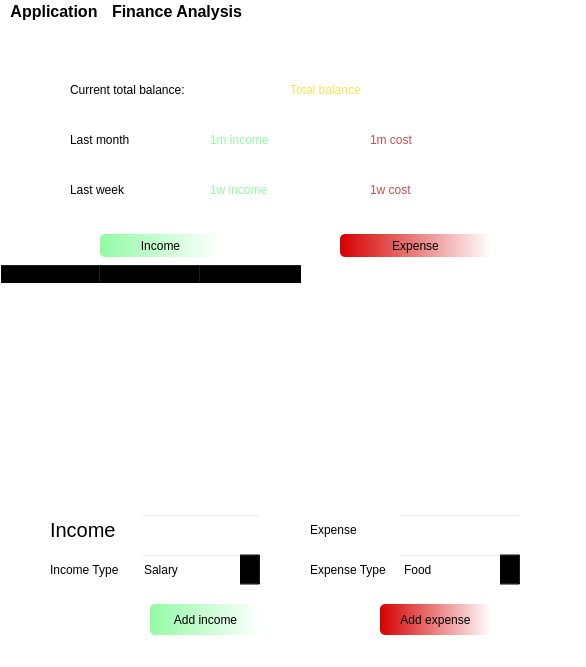
Before: the Qt Designer form ui/main.ui in AnVu-0312/unihack2022, drawn with Qt 5.
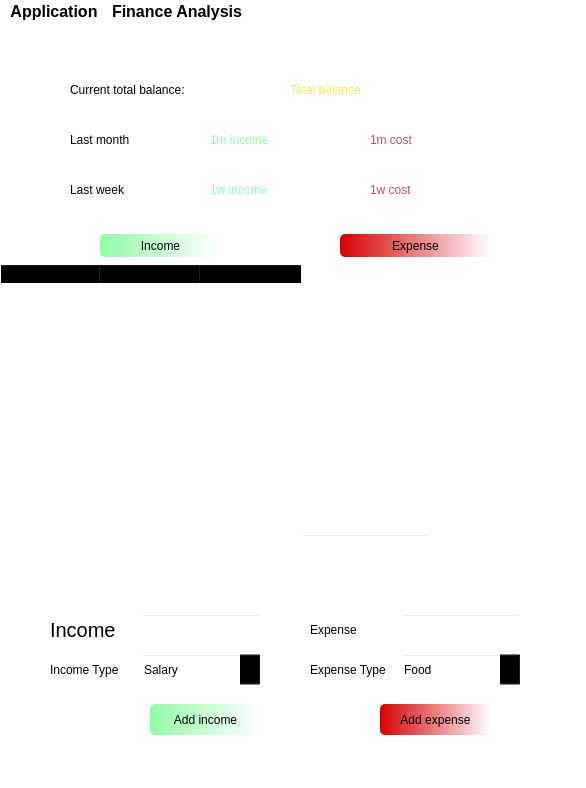
After: the same form once the commit is applied.

What changed in the file:
```diff
--- a/ui/main.ui
+++ b/ui/main.ui
@@ -7,7 +7,7 @@
     <x>0</x>
     <y>0</y>
     <width>586</width>
-    <height>667</height>
+    <height>788</height>
    </rect>
   </property>
   <property name="windowTitle">
@@ -230,7 +230,7 @@
     <property name="geometry">
      <rect>
       <x>50</x>
-      <y>490</y>
+      <y>590</y>
       <width>71</width>
       <height>31</height>
      </rect>
@@ -256,7 +256,7 @@
     <property name="geometry">
      <rect>
       <x>380</x>
-      <y>580</y>
+      <y>680</y>
       <width>111</width>
       <height>31</height>
      </rect>
@@ -275,7 +275,7 @@
     <property name="geometry">
      <rect>
       <x>310</x>
-      <y>490</y>
+      <y>590</y>
       <width>81</width>
       <height>31</height>
      </rect>
@@ -292,7 +292,7 @@
     <property name="geometry">
      <rect>
       <x>310</x>
-      <y>520</y>
+      <y>620</y>
       <width>91</width>
       <height>51</height>
      </rect>
@@ -312,7 +312,7 @@
     <property name="geometry">
      <rect>
       <x>50</x>
-      <y>520</y>
+      <y>620</y>
       <width>81</width>
       <height>51</height>
      </rect>
@@ -332,7 +332,7 @@
     <property name="geometry">
      <rect>
       <x>150</x>
-      <y>580</y>
+      <y>680</y>
       <width>111</width>
       <height>31</height>
      </rect>
@@ -351,7 +351,7 @@
     <property name="geometry">
      <rect>
       <x>400</x>
-      <y>530</y>
+      <y>630</y>
       <width>121</width>
       <height>31</height>
      </rect>
@@ -401,7 +401,7 @@
     <property name="geometry">
      <rect>
       <x>140</x>
-      <y>530</y>
+      <y>630</y>
       <width>121</width>
       <height>31</height>
      </rect>
@@ -451,7 +451,7 @@
     <property name="geometry">
      <rect>
       <x>400</x>
-      <y>490</y>
+      <y>590</y>
       <width>121</width>
       <height>31</height>
      </rect>
@@ -465,7 +465,7 @@
     <property name="geometry">
      <rect>
       <x>140</x>
-      <y>490</y>
+      <y>590</y>
       <width>121</width>
       <height>31</height>
      </rect>
@@ -484,6 +484,37 @@
 color: rgb(243, 243, 243);</string>
     </property>
    </widget>
+   <widget class="QLabel" name="label_4">
+    <property name="geometry">
+     <rect>
+      <x>90</x>
+      <y>510</y>
+      <width>191</width>
+      <height>31</height>
+     </rect>
+    </property>
+    <property name="styleSheet">
+     <string notr="true">font: 15pt &quot;MS Shell Dlg 2&quot;;
+color: rgb(255, 255, 255);</string>
+    </property>
+    <property name="text">
+     <string>Date: (dd/mm/yyyy)</string>
+    </property>
+   </widget>
+   <widget class="QLineEdit" name="date">
+    <property name="geometry">
+     <rect>
+      <x>300</x>
+      <y>510</y>
+      <width>131</width>
+      <height>31</height>
+     </rect>
+    </property>
+    <property name="styleSheet">
+     <string notr="true">font: 15pt &quot;MS Shell Dlg 2&quot;;
+color: rgb(243, 243, 243);</string>
+    </property>
+   </widget>
   </widget>
   <widget class="QStatusBar" name="statusbar"/>
   <widget class="QMenuBar" name="menuBar">
```
Left out of the diff: 2 changed lines with no effect on the pictures.
